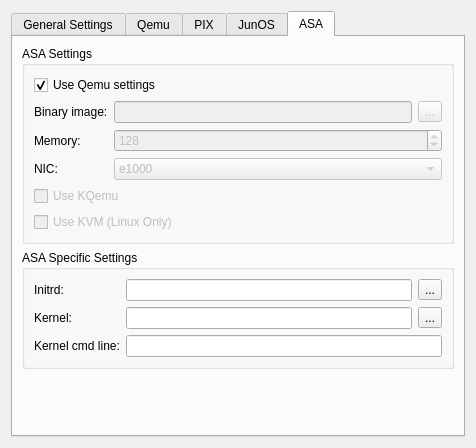
Old version of the form src/GNS3/Ui/ConfigurationPages/Form_PreferencesQemu.ui in the repository GNS3/gns3-legacy.
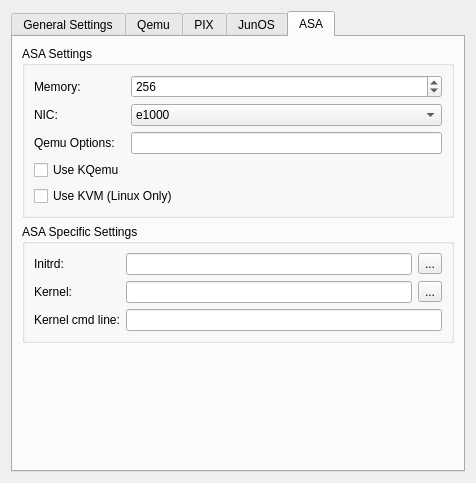
New version of the form. The open tabs and pages were chosen to show the change.

What changed in the file:
```diff
--- a/src/GNS3/Ui/ConfigurationPages/Form_PreferencesQemu.ui
+++ b/src/GNS3/Ui/ConfigurationPages/Form_PreferencesQemu.ui
@@ -7,7 +7,7 @@
     <x>0</x>
     <y>0</y>
     <width>476</width>
-    <height>448</height>
+    <height>483</height>
    </rect>
   </property>
   <property name="windowTitle">
@@ -710,54 +710,17 @@
           <string>ASA Settings</string>
          </property>
          <layout class="QGridLayout" name="gridLayout_3">
-          <item row="0" column="0" colspan="2">
-           <widget class="QCheckBox" name="ASAcheckBoxQemuDefaults">
-            <property name="text">
-             <string>Use Qemu settings</string>
-            </property>
-            <property name="checked">
-             <bool>true</bool>
-            </property>
-           </widget>
-          </item>
-          <item row="1" column="0">
-           <widget class="QLabel" name="label_14">
-            <property name="text">
-             <string>Binary image:</string>
-            </property>
-           </widget>
-          </item>
-          <item row="1" column="1">
-           <widget class="QLineEdit" name="ASAImage">
-            <property name="enabled">
-             <bool>false</bool>
-            </property>
-           </widget>
-          </item>
-          <item row="1" column="2">
-           <widget class="QToolButton" name="ASAImage_Browser">
-            <property name="enabled">
-             <bool>false</bool>
-            </property>
-            <property name="text">
-             <string>...</string>
-            </property>
-            <property name="toolButtonStyle">
-             <enum>Qt::ToolButtonTextOnly</enum>
-            </property>
-           </widget>
-          </item>
-          <item row="2" column="0">
+          <item row="0" column="0">
            <widget class="QLabel" name="label_22">
             <property name="text">
              <string>Memory:</string>
             </property>
            </widget>
           </item>
-          <item row="2" column="1" colspan="2">
+          <item row="0" column="1">
            <widget class="QSpinBox" name="ASAMemory">
             <property name="enabled">
-             <bool>false</bool>
+             <bool>true</bool>
             </property>
             <property name="minimum">
              <number>1</number>
@@ -769,21 +732,21 @@
              <number>16</number>
             </property>
             <property name="value">
-             <number>128</number>
+             <number>256</number>
             </property>
            </widget>
           </item>
-          <item row="3" column="0">
+          <item row="1" column="0">
            <widget class="QLabel" name="label_15">
             <property name="text">
              <string>NIC:</string>
             </property>
            </widget>
           </item>
-          <item row="3" column="1" colspan="2">
+          <item row="1" column="1">
            <widget class="QComboBox" name="ASANIC">
             <property name="enabled">
-             <bool>false</bool>
+             <bool>true</bool>
             </property>
             <property name="currentIndex">
              <number>5</number>
@@ -830,20 +793,34 @@
             </item>
            </widget>
           </item>
-          <item row="4" column="0" colspan="2">
+          <item row="2" column="0">
+           <widget class="QLabel" name="label_12">
+            <property name="text">
+             <string>Qemu Options:</string>
+            </property>
+           </widget>
+          </item>
+          <item row="2" column="1">
+           <widget class="QLineEdit" name="ASAOptions">
+            <property name="enabled">
+             <bool>true</bool>
+            </property>
+           </widget>
+          </item>
+          <item row="3" column="0">
            <widget class="QCheckBox" name="ASAcheckBoxKqemu">
             <property name="enabled">
-             <bool>false</bool>
+             <bool>true</bool>
             </property>
             <property name="text">
              <string>Use KQemu</string>
             </property>
            </widget>
           </item>
-          <item row="5" column="0" colspan="2">
+          <item row="4" column="0" colspan="2">
            <widget class="QCheckBox" name="ASAcheckBoxKVM">
             <property name="enabled">
-             <bool>false</bool>
+             <bool>true</bool>
             </property>
             <property name="text">
              <string>Use KVM (Linux Only)</string>
```
Left out of the diff: 176 changed lines with no effect on the pictures.
